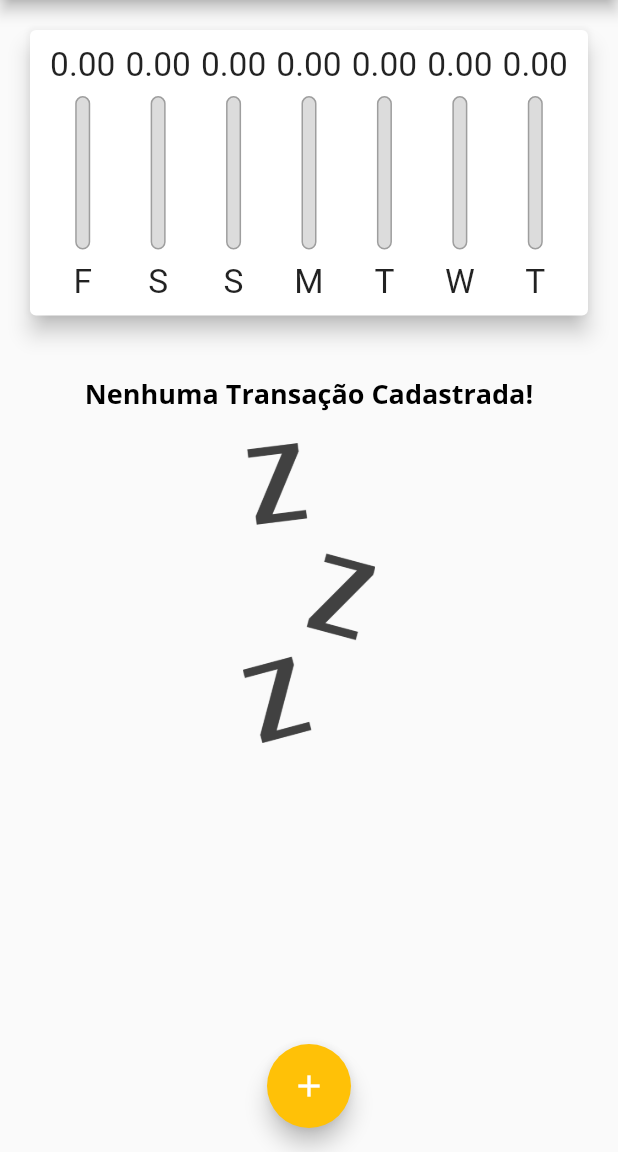
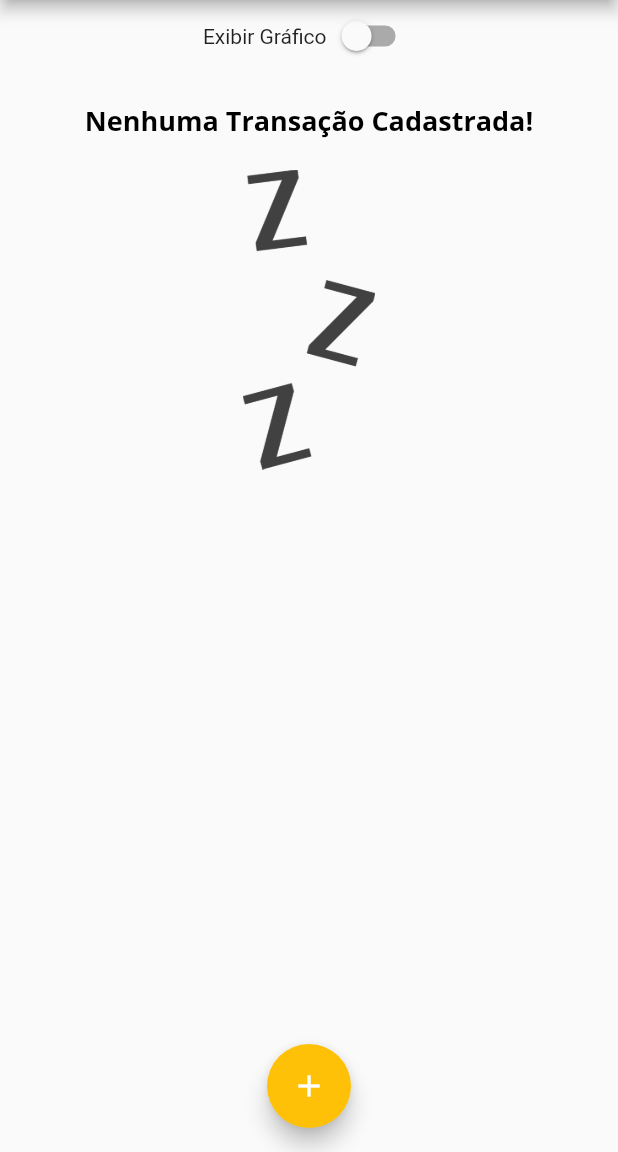
Before and after one commit to 2Wesley2/ExpensesApp, a Flutter app: the screen it shows after launch, on a phone screen of 412 x 824 dp, the part 84-1236 px from its top. Run offline on Flutter 3.47's test engine with Material 2 defaults, Android fonts, the phone set to English and light mode, and no system bars.

Commit message:
Adicionando Switch Class para alternar entre mostrar o gráfico e mostrar a lista

```diff
--- a/lib/main.dart
+++ b/lib/main.dart
@@ -53,6 +53,7 @@ class MyHomePage extends StatefulWidget {
 
 class _MyHomePageState extends State<MyHomePage> {
   final List<Transaction> _transactions = [];
+  bool _showChart = false;
 
   List<Transaction> get _recentTransactions {
     return _transactions.where((tr) {
@@ -114,14 +115,29 @@ class _MyHomePageState extends State<MyHomePage> {
         child: Column(
           crossAxisAlignment: CrossAxisAlignment.stretch,
           children: [
-            SizedBox(
-              height: availableHeight * 0.3,
-              child: Chart(_recentTransactions),
+            Row(
+              mainAxisAlignment: MainAxisAlignment.center,
+              children: <Widget>[
+                const Text('Exibir Gráfico'),
+                Switch(
+                  value: _showChart,
+                  onChanged: (value) {
+                    setState(() {
+                      _showChart = value;
+                    });
+                  },
+                ),
+              ],
             ),
-            SizedBox(
-              height: availableHeight * 0.7,
-              child: TransactionList(_transactions, _removeTransaction),
-            ),
+            _showChart
+                ? SizedBox(
+                    height: availableHeight * 0.3,
+                    child: Chart(_recentTransactions),
+                  )
+                : SizedBox(
+                    height: availableHeight * 0.7,
+                    child: TransactionList(_transactions, _removeTransaction),
+                  ),
           ],
         ),
       ),
```
